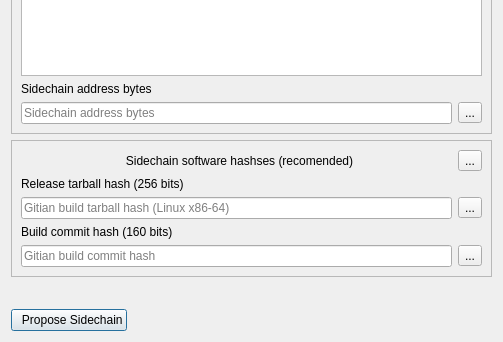
Before: the Qt Designer form src/qt/forms/sidechainproposaldialog.ui in torkelrogstad/mainchain, drawn with Qt 5; both pictures show x 0 to 503 and y 259 to 601 of the 503 by 601 pixel window.
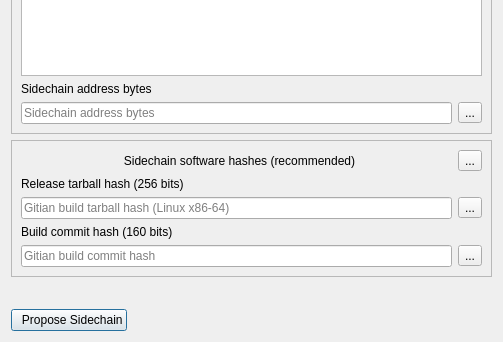
After: the same form once the commit is applied. Icons and pictures are not drawn.

Diff of the .ui file:
```diff
--- a/src/qt/forms/sidechainproposaldialog.ui
+++ b/src/qt/forms/sidechainproposaldialog.ui
@@ -181,7 +181,7 @@
          <item>
           <widget class="QLabel" name="label_2">
            <property name="text">
-            <string>Sidechain software hashses (recomended)</string>
+            <string>Sidechain software hashes (recommended)</string>
            </property>
            <property name="alignment">
             <set>Qt::AlignCenter</set>
```
